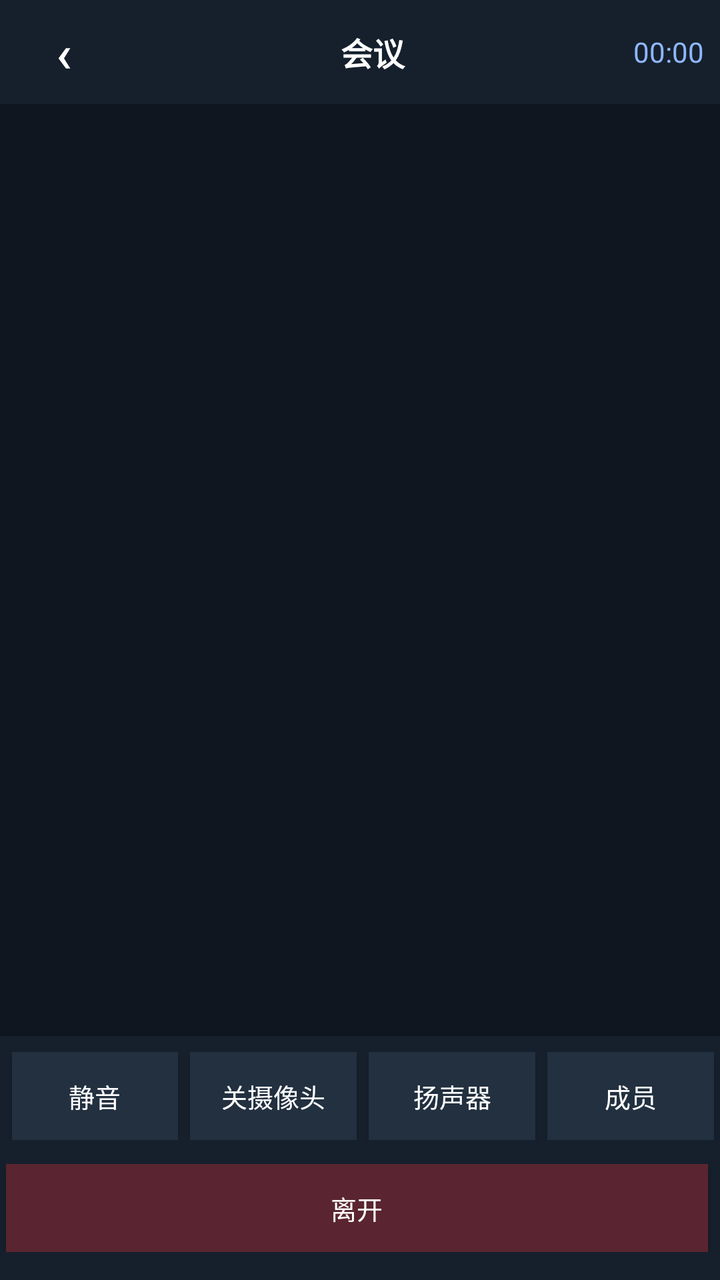
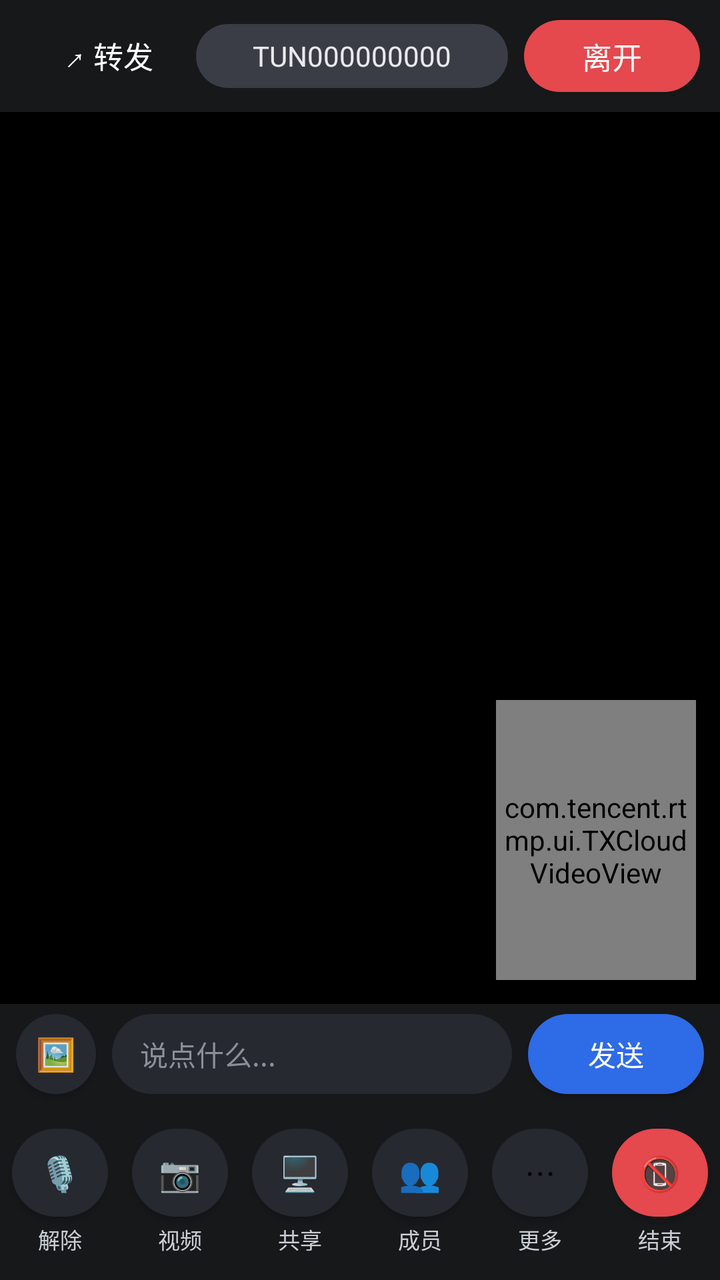

An Android layout rendered at two revisions. The XML below is the earlier revision; the diff shows what the commit changed to produce the second picture.
<!-- AndroidManifest.xml: activity theme AppTheme -->
<!-- res/layout/activity_meeting.xml -->
<?xml version="1.0" encoding="utf-8"?>

<LinearLayout xmlns:android="http://schemas.android.com/apk/res/android"
    android:layout_width="match_parent"
    android:layout_height="match_parent"
    android:background="#0f1620"
    android:orientation="vertical">

    
    <LinearLayout
        android:layout_width="match_parent"
        android:layout_height="52dp"
        android:background="#16202c"
        android:gravity="center_vertical"
        android:orientation="horizontal"
        android:paddingStart="8dp"
        android:paddingEnd="8dp">

        <Button
            android:id="@+id/btnBack"
            android:layout_width="48dp"
            android:layout_height="36dp"
            android:background="@android:color/transparent"
            android:text="‹"
            android:textColor="#ffffff"
            android:textSize="26sp" />

        <TextView
            android:id="@+id/tvTitle"
            android:layout_width="0dp"
            android:layout_height="wrap_content"
            android:layout_weight="1"
            android:gravity="center"
            android:text="会议"
            android:textColor="#ffffff"
            android:textSize="16sp"
            android:textStyle="bold" />

        <TextView
            android:id="@+id/tvTimer"
            android:layout_width="wrap_content"
            android:layout_height="wrap_content"
            android:text="00:00"
            android:textColor="#8fb7ff"
            android:textSize="14sp" />
    </LinearLayout>

    
    <FrameLayout
        android:layout_width="match_parent"
        android:layout_height="0dp"
        android:layout_weight="1">

        <GridLayout
            android:id="@+id/gridVideo"
            android:layout_width="match_parent"
            android:layout_height="match_parent"
            android:columnCount="2"
            android:padding="0dp" />

        <TextView
            android:id="@+id/tvHint"
            android:layout_width="wrap_content"
            android:layout_height="wrap_content"
            android:layout_gravity="center"
            android:text=""
            android:textColor="#9aa7b5"
            android:textSize="14sp" />
    </FrameLayout>

    
    <LinearLayout
        android:layout_width="match_parent"
        android:layout_height="wrap_content"
        android:background="#16202c"
        android:gravity="center"
        android:orientation="horizontal"
        android:paddingTop="8dp"
        android:paddingBottom="12dp">

        <Button
            android:id="@+id/btnMic"
            android:layout_width="0dp"
            android:layout_height="44dp"
            android:layout_weight="1"
            android:layout_marginStart="6dp"
            android:layout_marginEnd="3dp"
            android:background="#22303f"
            android:text="静音"
            android:textColor="#ffffff"
            android:textSize="13sp" />

        <Button
            android:id="@+id/btnCam"
            android:layout_width="0dp"
            android:layout_height="44dp"
            android:layout_weight="1"
            android:layout_marginStart="3dp"
            android:layout_marginEnd="3dp"
            android:background="#22303f"
            android:text="关摄像头"
            android:textColor="#ffffff"
            android:textSize="13sp" />

        <Button
            android:id="@+id/btnSpeaker"
            android:layout_width="0dp"
            android:layout_height="44dp"
            android:layout_weight="1"
            android:layout_marginStart="3dp"
            android:layout_marginEnd="3dp"
            android:background="#22303f"
            android:text="扬声器"
            android:textColor="#ffffff"
            android:textSize="13sp" />

        <Button
            android:id="@+id/btnMembers"
            android:layout_width="0dp"
            android:layout_height="44dp"
            android:layout_weight="1"
            android:layout_marginStart="3dp"
            android:layout_marginEnd="3dp"
            android:background="#22303f"
            android:text="成员"
            android:textColor="#ffffff"
            android:textSize="13sp" />
    </LinearLayout>

    <LinearLayout
        android:layout_width="match_parent"
        android:layout_height="wrap_content"
        android:background="#16202c"
        android:gravity="center"
        android:orientation="horizontal"
        android:paddingBottom="14dp">

        <Button
            android:id="@+id/btnRec"
            android:layout_width="0dp"
            android:layout_height="44dp"
            android:layout_weight="1"
            android:layout_marginStart="6dp"
            android:layout_marginEnd="3dp"
            android:background="#2b4a6f"
            android:text="云录制"
            android:textColor="#ffffff"
            android:textSize="13sp"
            android:visibility="gone" />

        <Button
            android:id="@+id/btnEnd"
            android:layout_width="0dp"
            android:layout_height="44dp"
            android:layout_weight="1"
            android:layout_marginStart="3dp"
            android:layout_marginEnd="3dp"
            android:background="#8c2f2f"
            android:text="结束会议"
            android:textColor="#ffffff"
            android:textSize="13sp"
            android:visibility="gone" />

        <Button
            android:id="@+id/btnLeave"
            android:layout_width="0dp"
            android:layout_height="44dp"
            android:layout_weight="1"
            android:layout_marginStart="3dp"
            android:layout_marginEnd="6dp"
            android:background="#5a2530"
            android:text="离开"
            android:textColor="#ffffff"
            android:textSize="13sp" />
    </LinearLayout>

</LinearLayout>
<!-- resources referenced by this layout -->
<resources>
  <style name="AppTheme" parent="Theme.AppCompat.Light.NoActionBar">
          <item name="colorPrimary">@color/colorPrimary</item>
          <item name="colorPrimaryDark">@color/colorPrimaryDark</item>
          <item name="colorAccent">@color/colorAccent</item>
          <item name="android:windowBackground">@color/windowBackground</item>
          <item name="android:statusBarColor">@color/colorPrimaryDark</item>
      </style>
  <color name="colorPrimary">#1E5EFF</color>
  <color name="colorPrimaryDark">#1246C4</color>
  <color name="colorAccent">#FF7A2F</color>
  <color name="windowBackground">#FFFFFF</color>
</resources>

<!-- the commit's change to res/layout/activity_meeting.xml (unified diff, before → after) -->
@@ -3,60 +3,65 @@
 <LinearLayout xmlns:android="http://schemas.android.com/apk/res/android"
     android:layout_width="match_parent"
     android:layout_height="match_parent"
-    android:background="#0f1620"
+    android:background="#101114"
     android:orientation="vertical">
 
-    
     <LinearLayout
         android:layout_width="match_parent"
-        android:layout_height="52dp"
-        android:background="#16202c"
+        android:layout_height="56dp"
+        android:background="#17181A"
         android:gravity="center_vertical"
         android:orientation="horizontal"
-        android:paddingStart="8dp"
-        android:paddingEnd="8dp">
+        android:paddingStart="10dp"
+        android:paddingEnd="10dp">
 
         <Button
-            android:id="@+id/btnBack"
-            android:layout_width="48dp"
+            android:id="@+id/btnForward"
+            android:layout_width="wrap_content"
             android:layout_height="36dp"
             android:background="@android:color/transparent"
-            android:text="‹"
+            android:paddingStart="4dp"
+            android:paddingEnd="4dp"
+            android:text="↗ 转发"
             android:textColor="#ffffff"
-            android:textSize="26sp" />
+            android:textSize="15sp" />
 
         <TextView
-            android:id="@+id/tvTitle"
+            android:id="@+id/tvRoom"
             android:layout_width="0dp"
-            android:layout_height="wrap_content"
+            android:layout_height="32dp"
             android:layout_weight="1"
+            android:background="@drawable/bg_chip"
             android:gravity="center"
-            android:text="会议"
+            android:paddingStart="18dp"
+            android:paddingEnd="18dp"
+            android:text="TUN000000000"
+            android:textColor="#E8EAED"
+            android:textSize="14sp" />
+
+        <Button
+            android:id="@+id/btnLeave"
+            android:layout_width="wrap_content"
+            android:layout_height="36dp"
+            android:layout_marginStart="8dp"
+            android:background="@drawable/bg_btn_red"
+            android:paddingStart="16dp"
+            android:paddingEnd="16dp"
+            android:text="离开"
             android:textColor="#ffffff"
-            android:textSize="16sp"
-            android:textStyle="bold" />
-
-        <TextView
-            android:id="@+id/tvTimer"
-            android:layout_width="wrap_content"
-            android:layout_height="wrap_content"
-            android:text="00:00"
-            android:textColor="#8fb7ff"
-            android:textSize="14sp" />
+            android:textSize="15sp" />
     </LinearLayout>
 
-    
     <FrameLayout
         android:layout_width="match_parent"
         android:layout_height="0dp"
-        android:layout_weight="1">
+        android:layout_weight="1"
+        android:background="#000000">
 
-        <GridLayout
-            android:id="@+id/gridVideo"
+        <FrameLayout
+            android:id="@+id/videoStage"
             android:layout_width="match_parent"
-            android:layout_height="match_parent"
-            android:columnCount="2"
-            android:padding="0dp" />
+            android:layout_height="match_parent" />
 
         <TextView
             android:id="@+id/tvHint"
@@ -66,112 +71,120 @@
             android:text=""
             android:textColor="#9aa7b5"
             android:textSize="14sp" />
+
+        <FrameLayout
+            android:id="@+id/localBox"
+            android:layout_width="100dp"
+            android:layout_height="140dp"
+            android:layout_gravity="bottom|end"
+            android:layout_margin="12dp"
+            android:background="#1b2430">
+
+            <com.tencent.rtmp.ui.TXCloudVideoView
+                android:id="@+id/localView"
+                android:layout_width="match_parent"
+                android:layout_height="match_parent" />
+        </FrameLayout>
+
+        <ScrollView
+            android:id="@+id/chatPanel"
+            android:layout_width="match_parent"
+            android:layout_height="180dp"
+            android:layout_gravity="bottom"
+            android:background="#B3000000"
+            android:visibility="gone">
+
+            <LinearLayout
+                android:id="@+id/chatList"
+                android:layout_width="match_parent"
+                android:layout_height="wrap_content"
+                android:orientation="vertical"
+                android:padding="10dp" />
+        </ScrollView>
     </FrameLayout>
 
-    
     <LinearLayout
         android:layout_width="match_parent"
-        android:layout_height="wrap_content"
-        android:background="#16202c"
-        android:gravity="center"
+        android:layout_height="50dp"
+        android:background="#17181A"
+        android:gravity="center_vertical"
         android:orientation="horizontal"
-        android:paddingTop="8dp"
-        android:paddingBottom="12dp">
+        android:paddingStart="8dp"
+        android:paddingEnd="8dp">
 
         <Button
-            android:id="@+id/btnMic"
+            android:id="@+id/btnImg"
+            android:layout_width="40dp"
+            android:layout_height="40dp"
+            android:background="@drawable/bg_btn_dark"
+            android:text="🖼"
+            android:textSize="16sp" />
+
+        <EditText
+            android:id="@+id/etChat"
             android:layout_width="0dp"
-            android:layout_height="44dp"
+            android:layout_height="40dp"
+            android:layout_marginStart="8dp"
             android:layout_weight="1"
-            android:layout_marginStart="6dp"
-            android:layout_marginEnd="3dp"
-            android:background="#22303f"
-            android:text="静音"
+            android:background="@drawable/bg_input"
+            android:hint="说点什么..."
+            android:imeOptions="actionSend"
+            android:inputType="text"
+            android:maxLines="1"
+            android:paddingStart="14dp"
+            android:paddingEnd="14dp"
             android:textColor="#ffffff"
-            android:textSize="13sp" />
+            android:textColorHint="#8A8F99"
+            android:textSize="14sp" />
 
         <Button
-            android:id="@+id/btnCam"
-            android:layout_width="0dp"
-            android:layout_height="44dp"
-            android:layout_weight="1"
-            android:layout_marginStart="3dp"
-            android:layout_marginEnd="3dp"
-            android:background="#22303f"
-            android:text="关摄像头"
+            android:id="@+id/btnSend"
+            android:layout_width="wrap_content"
+            android:layout_height="40dp"
+            android:layout_marginStart="8dp"
+            android:background="@drawable/bg_btn_blue"
+            android:paddingStart="18dp"
+            android:paddingEnd="18dp"
+            android:text="发送"
             android:textColor="#ffffff"
-            android:textSize="13sp" />
-
-        <Button
-            android:id="@+id/btnSpeaker"
-            android:layout_width="0dp"
-            android:layout_height="44dp"
-            android:layout_weight="1"
-            android:layout_marginStart="3dp"
-            android:layout_marginEnd="3dp"
-            android:background="#22303f"
-            android:text="扬声器"
-            android:textColor="#ffffff"
-            android:textSize="13sp" />
-
-        <Button
-            android:id="@+id/btnMembers"
-            android:layout_width="0dp"
-            android:layout_height="44dp"
-            android:layout_weight="1"
-            android:layout_marginStart="3dp"
-            android:layout_marginEnd="3dp"
-            android:background="#22303f"
-            android:text="成员"
-            android:textColor="#ffffff"
-            android:textSize="13sp" />
+            android:textSize="14sp" />
     </LinearLayout>
 
     <LinearLayout
         android:layout_width="match_parent"
-        android:layout_height="wrap_content"
-        android:background="#16202c"
-        android:gravity="center"
-        android:orientation="horizontal"
-        android:paddingBottom="14dp">
+        android:layout_height="88dp"
+        android:background="#17181A"
+        android:orientation="horizontal">
 
-        <Button
-            android:id="@+id/btnRec"
-            android:layout_width="0dp"
-            android:layout_height="44dp"
-            android:layout_weight="1"
-            android:layout_marginStart="6dp"
-            android:layout_marginEnd="3dp"
-            android:background="#2b4a6f"
-            android:text="云录制"
-            android:textColor="#ffffff"
-            android:textSize="13sp"
-            android:visibility="gone" />
+        <LinearLayout style="@style/MeetCtrl">
+            <Button android:id="@+id/btnMic" style="@style/MeetBtn" android:text="🎙" />
+            <TextView android:id="@+id/tvMic" style="@style/MeetLabel" android:text="解除" />
+        </LinearLayout>
 
-        <Button
-            android:id="@+id/btnEnd"
-            android:layout_width="0dp"
-            android:layout_height="44dp"
-            android:layout_weight="1"
-            android:layout_marginStart="3dp"
-            android:layout_marginEnd="3dp"
-            android:background="#8c2f2f"
-            android:text="结束会议"
-            android:textColor="#ffffff"
-            android:textSize="13sp"
-            android:visibility="gone" />
+        <LinearLayout style="@style/MeetCtrl">
+            <Button android:id="@+id/btnCam" style="@style/MeetBtn" android:text="📷" />
+            <TextView android:id="@+id/tvCam" style="@style/MeetLabel" android:text="视频" />
+        </LinearLayout>
 
-        <Button
-            android:id="@+id/btnLeave"
-            android:layout_width="0dp"
-            android:layout_height="44dp"
-            android:layout_weight="1"
-            android:layout_marginStart="3dp"
-            android:layout_marginEnd="6dp"
-            android:background="#5a2530"
-            android:text="离开"
-            android:textColor="#ffffff"
-            android:textSize="13sp" />
+        <LinearLayout style="@style/MeetCtrl">
+            <Button android:id="@+id/btnShare" style="@style/MeetBtn" android:text="🖥" />
+            <TextView style="@style/MeetLabel" android:text="共享" />
+        </LinearLayout>
+
+        <LinearLayout style="@style/MeetCtrl">
+            <Button android:id="@+id/btnMembers" style="@style/MeetBtn" android:text="👥" />
+            <TextView style="@style/MeetLabel" android:text="成员" />
+        </LinearLayout>
+
+        <LinearLayout style="@style/MeetCtrl">
+            <Button android:id="@+id/btnMore" style="@style/MeetBtn" android:text="⋯" />
+            <TextView style="@style/MeetLabel" android:text="更多" />
+        </LinearLayout>
+
+        <LinearLayout style="@style/MeetCtrl">
+            <Button android:id="@+id/btnEnd" style="@style/MeetBtnRed" android:text="📵" />
+            <TextView style="@style/MeetLabel" android:text="结束" />
+        </LinearLayout>
     </LinearLayout>
 
 </LinearLayout>
<!-- resource entries referenced after the edit -->
@@ -1,5 +1,66 @@
 <!-- resources referenced by this layout -->
 <resources>
+  <!-- drawable bg_btn_blue (drawable) -->
+  <?xml version="1.0" encoding="utf-8"?>
+  
+  <shape xmlns:android="http://schemas.android.com/apk/res/android" android:shape="rectangle">
+      <solid android:color="#2E6BE6" />
+      <corners android:radius="22dp" />
+  </shape>
+  <!-- drawable bg_btn_dark (drawable) -->
+  <?xml version="1.0" encoding="utf-8"?>
+  
+  <shape xmlns:android="http://schemas.android.com/apk/res/android" android:shape="rectangle">
+      <solid android:color="#26292F" />
+      <corners android:radius="24dp" />
+  </shape>
+  <!-- drawable bg_btn_red (drawable) -->
+  <?xml version="1.0" encoding="utf-8"?>
+  
+  <shape xmlns:android="http://schemas.android.com/apk/res/android" android:shape="rectangle">
+      <solid android:color="#E5484D" />
+      <corners android:radius="24dp" />
+  </shape>
+  <!-- drawable bg_chip (drawable) -->
+  <?xml version="1.0" encoding="utf-8"?>
+  
+  <shape xmlns:android="http://schemas.android.com/apk/res/android" android:shape="rectangle">
+      <solid android:color="#3A3D45" />
+      <corners android:radius="18dp" />
+  </shape>
+  <!-- drawable bg_input (drawable) -->
+  <?xml version="1.0" encoding="utf-8"?>
+  
+  <shape xmlns:android="http://schemas.android.com/apk/res/android" android:shape="rectangle">
+      <solid android:color="#26292F" />
+      <corners android:radius="22dp" />
+  </shape>
+  <style name="MeetBtn">
+          <item name="android:layout_width">48dp</item>
+          <item name="android:layout_height">44dp</item>
+          <item name="android:background">@drawable/bg_btn_dark</item>
+          <item name="android:textSize">17sp</item>
+      </style>
+  <style name="MeetBtnRed">
+          <item name="android:layout_width">48dp</item>
+          <item name="android:layout_height">44dp</item>
+          <item name="android:background">@drawable/bg_btn_red</item>
+          <item name="android:textSize">17sp</item>
+      </style>
+  <style name="MeetCtrl">
+          <item name="android:layout_width">0dp</item>
+          <item name="android:layout_height">match_parent</item>
+          <item name="android:layout_weight">1</item>
+          <item name="android:gravity">center</item>
+          <item name="android:orientation">vertical</item>
+      </style>
+  <style name="MeetLabel">
+          <item name="android:layout_width">wrap_content</item>
+          <item name="android:layout_height">wrap_content</item>
+          <item name="android:layout_marginTop">3dp</item>
+          <item name="android:textColor">#C9CDD4</item>
+          <item name="android:textSize">11sp</item>
+      </style>
   <style name="AppTheme" parent="Theme.AppCompat.Light.NoActionBar">
           <item name="colorPrimary">@color/colorPrimary</item>
           <item name="colorPrimaryDark">@color/colorPrimaryDark</item>
